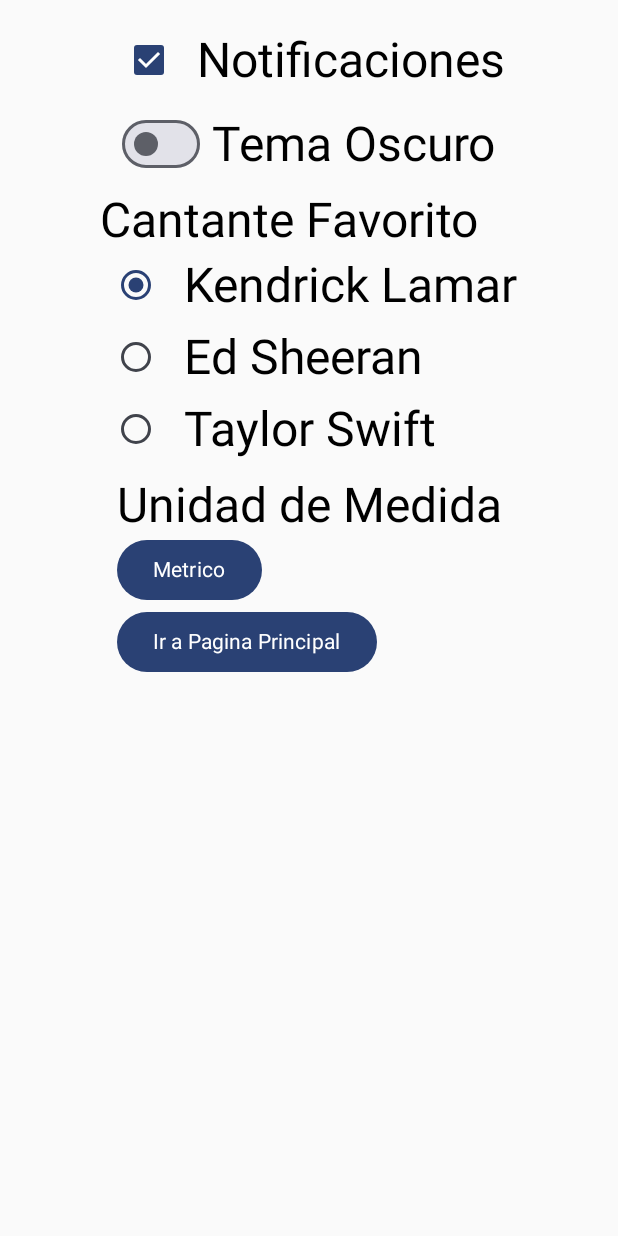
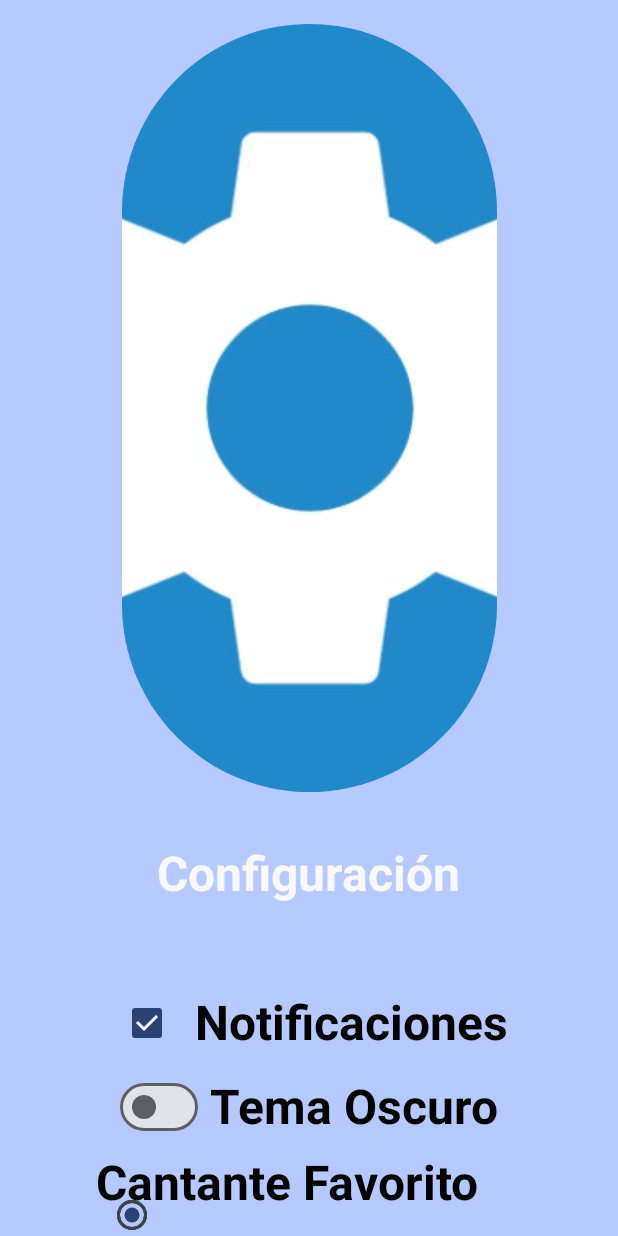
Before and after one commit to pacobarrionuevo/ProyectoMoviles, an Android app built with Jetpack Compose: the Configuracion screen opened through its navigation route, on a phone screen of 412 x 824 dp. Run offline under Robolectric (Android 15) with nearby library versions, the phone set to English and light mode, and no system bars; Roboto replaces fonts that are not available here.

Commit message:
commit pa ver si a salguero le funciona
(no le va a funcionar)

```diff
--- a/AplicacionConciertos/app/build.gradle.kts
+++ b/AplicacionConciertos/app/build.gradle.kts
@@ -64,6 +64,8 @@
     implementation(libs.androidx.foundation.layout.android)
     implementation(libs.androidx.foundation.layout.android)
     implementation(libs.androidx.foundation.layout.android)
+    implementation(libs.androidx.foundation.android)
+    implementation("androidx.datastore:datastore-preferences:1.1.1")
     testImplementation(libs.junit)
     androidTestImplementation(libs.androidx.junit)
     androidTestImplementation(libs.androidx.espresso.core)
@@ -71,4 +73,5 @@
     androidTestImplementation(libs.androidx.ui.test.junit4)
     debugImplementation(libs.androidx.ui.tooling)
     debugImplementation(libs.androidx.ui.test.manifest)
+
 }
--- a/AplicacionConciertos/app/src/main/java/com/example/aplicacionconciertos/Configuracion.kt
+++ b/AplicacionConciertos/app/src/main/java/com/example/aplicacionconciertos/Configuracion.kt
@@ -1,6 +1,9 @@
 package com.example.miapp
 
+import androidx.compose.foundation.Image
+import androidx.compose.foundation.background
 import androidx.compose.foundation.layout.*
+import androidx.compose.foundation.shape.CircleShape
 import androidx.compose.material3.*
 import androidx.compose.runtime.*
 import androidx.compose.ui.Alignment
@@ -8,7 +11,12 @@
 import androidx.compose.ui.unit.dp
 import androidx.compose.runtime.getValue
 import androidx.compose.runtime.setValue
+import androidx.compose.ui.draw.clip
+import androidx.compose.ui.layout.ContentScale
+import androidx.compose.ui.res.painterResource
+import androidx.compose.ui.res.stringResource
 import androidx.navigation.NavController
+import com.example.aplicacionconciertos.R
 
 @Composable
 fun Configuracion(navController: NavController) {
@@ -21,10 +29,31 @@
     Column(
         modifier = Modifier
             .fillMaxSize()
+            .background(color = MaterialTheme.colorScheme.inversePrimary)
             .padding(16.dp),
         horizontalAlignment = Alignment.CenterHorizontally,
         verticalArrangement = Arrangement.spacedBy(8.dp)
     ) {
+
+        Image(
+            painter = painterResource(id = R.drawable.settings),
+            contentDescription = stringResource(id = R.string.ConfiguracionTituloBoton),
+            contentScale = ContentScale.Crop,
+            modifier = Modifier
+                .width(250.dp)
+                .clip(CircleShape)
+        )
+
+        Spacer(modifier = Modifier.height(20.dp))
+
+        Text(
+            text = stringResource(id = R.string.ConfiguracionTituloBoton),
+            style = MaterialTheme.typography.bodyLarge,
+            color = MaterialTheme.colorScheme.surface
+        )
+
+
+        Spacer(modifier = Modifier.height(40.dp))
 
         SeccionCheckbox(
             titulo = "Notificaciones",
@@ -49,6 +78,7 @@
 
         Column {
             Text(text = "Unidad de Medida")
+
             Button(onClick = { expanded = true }) {
                 Text(text = unidadMedida)
             }
@@ -72,7 +102,8 @@
                     navController.navigate("home")
                 }
             ) {
-                Text(text = "Ir a Pagina Principal")
+                Text(stringResource(id = R.string.Volver))
+
             }
         }}}
 
--- a/AplicacionConciertos/app/src/main/java/com/example/aplicacionconciertos/SobreNosotros.kt
+++ b/AplicacionConciertos/app/src/main/java/com/example/aplicacionconciertos/SobreNosotros.kt
@@ -24,7 +24,7 @@
     Column(
         modifier = androidx.compose.ui.Modifier
             .fillMaxSize()
-            .background(color = MaterialTheme.colorScheme.background)
+            .background(color = MaterialTheme.colorScheme.inversePrimary)
             .padding(50.dp),
         horizontalAlignment = Alignment.CenterHorizontally
     ) {
@@ -53,7 +53,7 @@
                 navController.navigate("home")
             }
         ) {
-            Text(text = "Ir a Pagina Principal")
+            Text(stringResource(id = R.string.Volver))
 
         }
     }
@@ -63,5 +63,5 @@
 
 @Composable
 fun SobreNosotrosScreen() {
-    Text(text = "Bienvenidos a la sección Sobre Nosotros.")
+    Text(text = "Bienvenidos a la sección Sobre Nosotros.")
 }
--- a/AplicacionConciertos/app/src/main/java/com/example/aplicacionconciertos/ui/theme/Shapes.kt
+++ b/AplicacionConciertos/app/src/main/java/com/example/aplicacionconciertos/ui/theme/Shapes.kt
@@ -1 +1,5 @@
 package com.example.aplicacionconciertos.ui.theme
+
+import androidx.compose.foundation.shape.RoundedCornerShape
+import androidx.compose.material3.Shapes
+import androidx.compose.ui.unit.dp
--- a/AplicacionConciertos/app/src/main/java/com/example/aplicacionconciertos/ui/theme/Type.kt
+++ b/AplicacionConciertos/app/src/main/java/com/example/aplicacionconciertos/ui/theme/Type.kt
@@ -5,6 +5,7 @@
 import androidx.compose.ui.graphics.Color
 import androidx.compose.ui.text.TextStyle
 import androidx.compose.ui.text.font.FontFamily
+import androidx.compose.ui.text.font.FontWeight
 
 import androidx.compose.ui.text.googlefonts.GoogleFont
 import androidx.compose.ui.text.googlefonts.Font
@@ -35,7 +36,8 @@
 // Default Material 3 typography values
 val baseline = Typography(
     bodyLarge = TextStyle(
-        fontSize = 32.sp
+        fontSize = 32.sp,
+        fontWeight = FontWeight.Bold
     ),
     bodyMedium = TextStyle(
         fontSize = 24.sp
--- a/AplicacionConciertos/app/src/main/res/values/strings.xml
+++ b/AplicacionConciertos/app/src/main/res/values/strings.xml
@@ -5,6 +5,8 @@
     <string name="SobreNosotrosVistaPrincipal">Desde TicketPremium, nos dedicamos a ofrecer el mejor catálogo de shows para los espectadores</string>
     <string name="SobreNosotrosTitulo">Sobre Nosotros</string>
     <string name="SobreNosotrosText">TicketPremium es una empresa formada por Paco Barrionuevo y Jorge Salguero que es, básicamente, un portal de compra de entradas de conciertos que se organizan por toda España.</string>
-    <string name="AcercaDeTitulo">" Acerca De "</string>
+    <string name="AcercaDeTitulo">"Acerca De "</string>
     <string name="ACercaDeText">"Paco y Jorge están emocionados por crear una aplicación que revolucione la forma en que los fanáticos de la música descubren y organizan conciertos. Quieren ofrecer una plataforma vibrante e intuitiva, donde los usuarios puedan seguir a sus artistas favoritos, encontrar nuevos eventos y conectarse con otros apasionados de los conciertos. Para ellos, esta app es la oportunidad perfecta de fusionar tecnología y música, brindando una experiencia única para quienes aman la música en vivo."</string>
+    <string name="ConfiguracionTituloBoton">Configuración</string>
+    <string name="Volver">Volver</string>
 </resources>
--- a/AplicacionConciertos/gradle/libs.versions.toml
+++ b/AplicacionConciertos/gradle/libs.versions.toml
@@ -11,6 +11,7 @@
 uiTextGoogleFonts = "1.7.4"
 navigationCompose = "2.8.3"
 foundationLayoutAndroid = "1.7.2"
+foundationAndroid = "1.7.5"
 
 [libraries]
 androidx-core-ktx = { group = "androidx.core", name = "core-ktx", version.ref = "coreKtx" }
@@ -30,6 +31,7 @@
 androidx-ui-text-google-fonts = { group = "androidx.compose.ui", name = "ui-text-google-fonts", version.ref = "uiTextGoogleFonts" }
 androidx-navigation-compose = { group = "androidx.navigation", name = "navigation-compose", version.ref = "navigationCompose" }
 androidx-foundation-layout-android = { group = "androidx.compose.foundation", name = "foundation-layout-android", version.ref = "foundationLayoutAndroid" }
+androidx-foundation-android = { group = "androidx.compose.foundation", name = "foundation-android", version.ref = "foundationAndroid" }
 
 [plugins]
 android-application = { id = "com.android.application", version.ref = "agp" }
```
Also changed, not shown: AplicacionConciertos/app/src/main/java/com/example/aplicacionconciertos/AcercaDe.kt (+4 -4 lines), AplicacionConciertos/app/src/main/java/com/example/aplicacionconciertos/AplicacionPrincipal.kt (+5 -7 lines), AplicacionConciertos/app/src/main/res/drawable/settings.jpg (added), 1 other file. Lines whose indentation alone changed are shown as unchanged.
